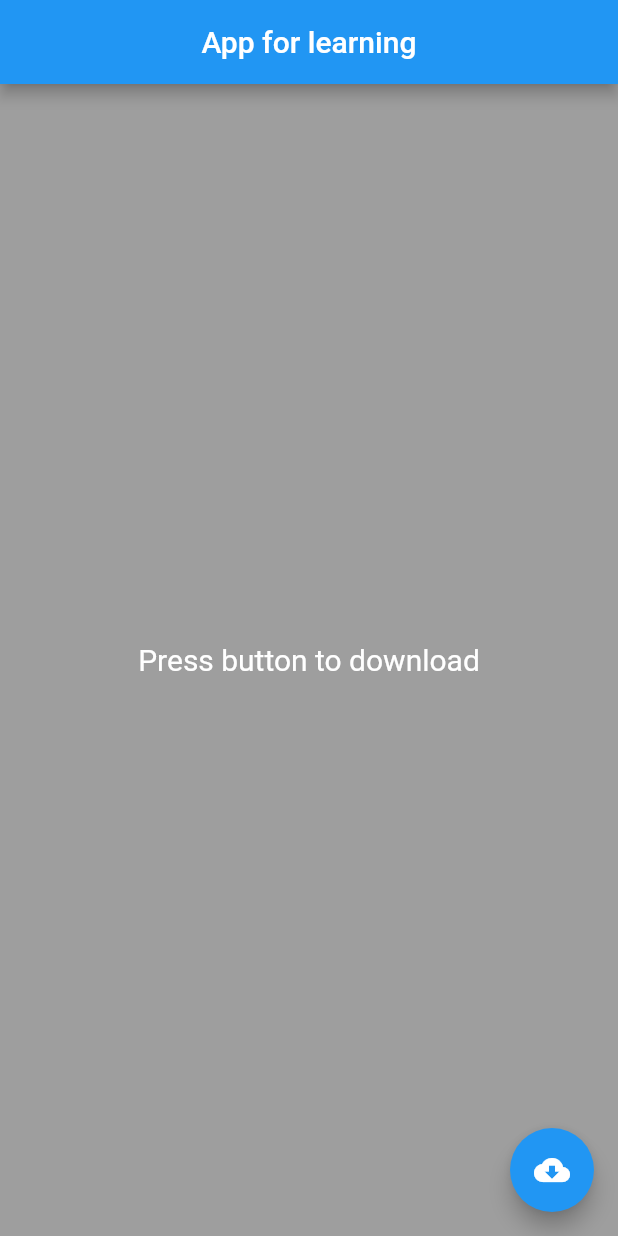
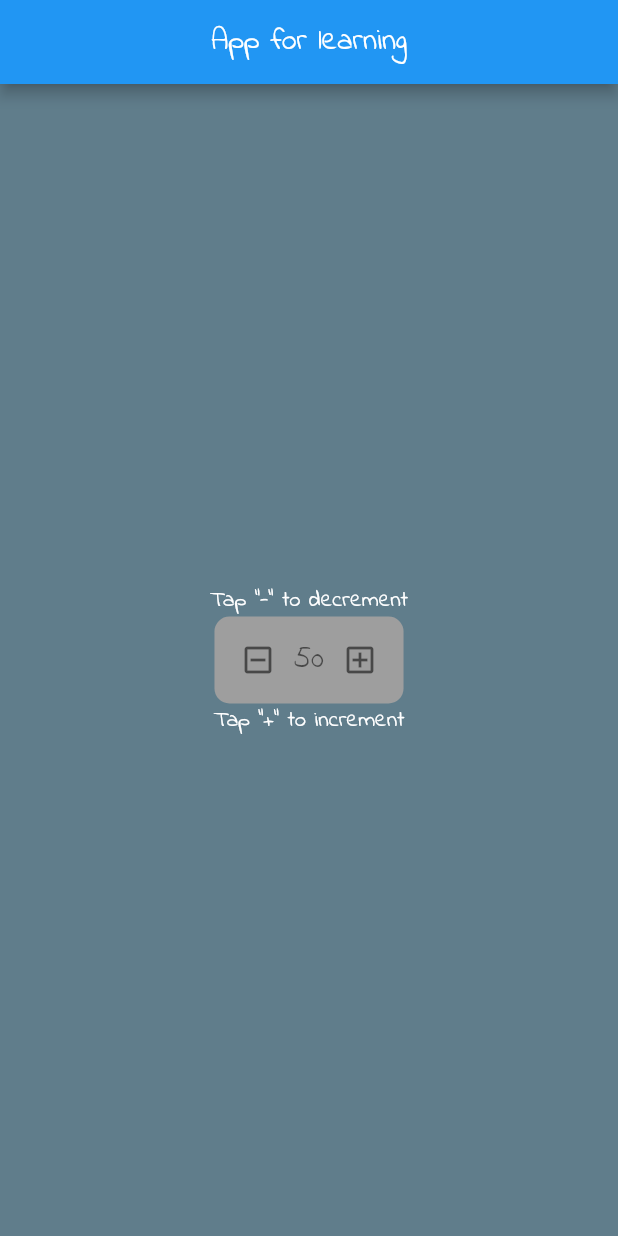
Before and after one commit to eremenm/myapp, a Flutter app: the screen it shows after launch, on a phone screen of 412 x 824 dp. Run offline on Flutter 3.47's test engine with Material 2 defaults, Android fonts, the phone set to English and light mode, and no system bars.

Commit message:
Counter app

```diff
--- a/lib/main.dart
+++ b/lib/main.dart
@@ -1,85 +1,100 @@
-import 'dart:async';
-
 import 'package:flutter/material.dart';
 
-void main() => runApp(MyFirstApp());
+void main() => runApp(const CounterApp());
 
-class MyFirstApp extends StatefulWidget {
-  MyFirstApp({Key? key}) : super(key: key);
-  @override
-  State<StatefulWidget> createState() {
-    return _MyFirstAppState();
-  }
-}
-
-class _MyFirstAppState extends State<MyFirstApp> {
-  late bool _loading;
-  late double _progressValue;
-
-  @override
-  void initState() {
-    _loading = false;
-    _progressValue = 0.0;
-    super.initState();
-  }
+class CounterApp extends StatelessWidget {
+  const CounterApp({Key? key}) : super(key: key);
 
   @override
   Widget build(BuildContext context) {
     return MaterialApp(
+      theme: ThemeData(fontFamily: 'IndieFlower'),
       home: Scaffold(
         backgroundColor: Colors.grey,
         appBar: AppBar(
           title: const Text("App for learning"),
           centerTitle: true,
         ),
-        body: Center(
-          child: Container(
-            padding: const EdgeInsets.all(16),
-            child: _loading
-                ? Column(
-                    mainAxisAlignment: MainAxisAlignment.center,
-                    children: <Widget>[
-                      LinearProgressIndicator(
-                        value: _progressValue,
-                      ),
-                      Text(
-                        "${(_progressValue * 100).round()} %",
-                        style:
-                            const TextStyle(fontSize: 20, color: Colors.white),
-                      ),
-                    ],
-                  )
-                : const Text(
-                    "Press button to download",
-                    style: TextStyle(fontSize: 20, color: Colors.white),
-                  ),
-          ),
-        ),
-        floatingActionButton: FloatingActionButton(
-          onPressed: () {
-            setState(() {
-              _loading = !_loading;
-              _updateProgress();
-            });
-          },
-          child: const Icon(Icons.cloud_download),
+        body: const Center(
+          child: Counter(),
         ),
       ),
     );
   }
+}
 
-  void _updateProgress() {
-    const oneSec = const Duration(seconds: 1);
-    Timer.periodic(oneSec, (Timer t) {
-      setState(() {
-        _progressValue += 0.2;
+class Counter extends StatefulWidget {
+  const Counter({Key? key}) : super(key: key);
 
-        if (_progressValue.toStringAsFixed(1) == '1.0') {
-          _loading = false;
-          t.cancel();
-          _progressValue = 0.0;
-        }
-      });
-    });
+  @override
+  State<StatefulWidget> createState() {
+    return _CounterState();
   }
 }
+
+class _CounterState extends State<Counter> {
+  late int _count;
+
+  @override
+  void initState() {
+    _count = 50;
+    super.initState();
+  }
+
+  @override
+  Widget build(BuildContext context) {
+    return Scaffold(
+      backgroundColor: Colors.blueGrey,
+      body: Center(
+        child: Column(
+          mainAxisAlignment: MainAxisAlignment.center,
+          children: [
+            const Text(
+              'Tap "-" to decrement',
+              style: TextStyle(fontSize: 15, color: Colors.white),
+            ),
+            Container(
+              //color: Colors.grey,
+              padding: const EdgeInsets.all(5.0),
+              decoration: const BoxDecoration(
+                color: Colors.grey,
+                borderRadius: BorderRadius.all(Radius.circular(10.0)),
+              ),
+              child: Row(
+                mainAxisSize: MainAxisSize.min,
+                children: <Widget>[
+                  IconButton(
+                    icon: const Icon(Icons.indeterminate_check_box_outlined),
+                    color: Colors.black54,
+                    onPressed: () {
+                      setState(() {
+                        _count -= 1;
+                      });
+                    },
+                  ),
+                  Text(
+                    "$_count",
+                    style: const TextStyle(fontSize: 20, color: Colors.black54),
+                  ),
+                  IconButton(
+                    icon: const Icon(Icons.add_box_outlined),
+                    color: Colors.black54,
+                    onPressed: () {
+                      setState(() {
+                        _count += 1;
+                      });
+                    },
+                  ),
+                ],
+              ),
+            ),
+            const Text(
+              'Tap "+" to increment',
+              style: TextStyle(fontSize: 15, color: Colors.white),
+            ),
+          ],
+        ),
+      ),
+    );
+  }
+}
```
Also changed, not shown: pubspec.yaml (+7 -14 lines), assets/icons/icon.png (added), assets/images/bg.jpg (added), fonts/IndieFlower-Regular.ttf (added).
